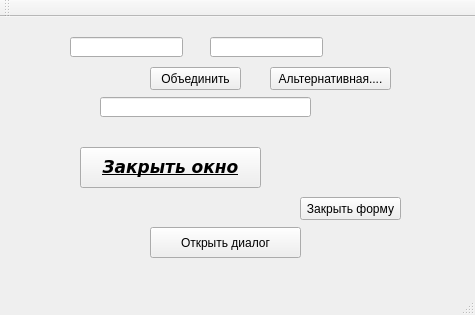
Before: the Qt Designer form lesson_06/00_FirstQtApp/mainwindow.ui in teammail/cpp, drawn with Qt 5.
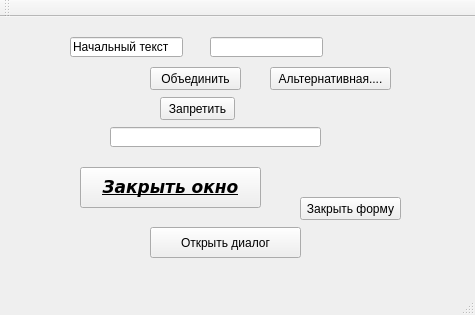
After: the same form once the commit is applied.

Patch:
```diff
--- a/lesson_06/00_FirstQtApp/mainwindow.ui
+++ b/lesson_06/00_FirstQtApp/mainwindow.ui
@@ -18,7 +18,7 @@
     <property name="geometry">
      <rect>
       <x>80</x>
-      <y>130</y>
+      <y>150</y>
       <width>181</width>
       <height>41</height>
      </rect>
@@ -60,6 +60,9 @@
       <height>20</height>
      </rect>
     </property>
+    <property name="text">
+     <string>Начальный текст</string>
+    </property>
    </widget>
    <widget class="QLineEdit" name="lineEdit_2">
     <property name="geometry">
@@ -87,8 +90,8 @@
    <widget class="QLineEdit" name="resEdit">
     <property name="geometry">
      <rect>
-      <x>100</x>
-      <y>80</y>
+      <x>110</x>
+      <y>110</y>
       <width>211</width>
       <height>20</height>
      </rect>
@@ -120,6 +123,19 @@
      <string>Закрыть форму</string>
     </property>
    </widget>
+   <widget class="QPushButton" name="enableButton">
+    <property name="geometry">
+     <rect>
+      <x>160</x>
+      <y>80</y>
+      <width>75</width>
+      <height>23</height>
+     </rect>
+    </property>
+    <property name="text">
+     <string>Запретить</string>
+    </property>
+   </widget>
   </widget>
   <widget class="QMenuBar" name="menuBar">
    <property name="geometry">
```
Left out of the diff: 7 changed lines with no effect on the pictures.
